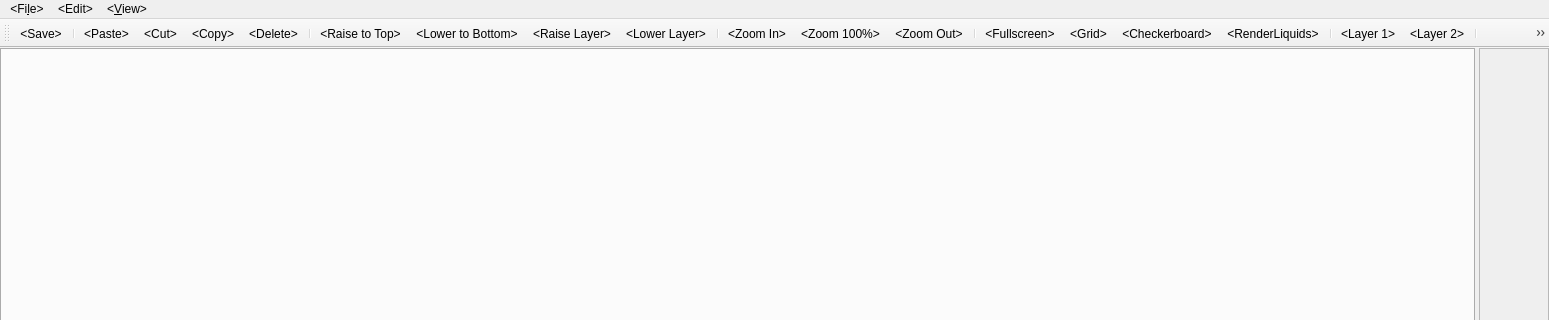
Qt form leveleditorwindow.ui (ExplosBlue/CoinKiller) before a commit; both pictures show x 0 to 1549 and y 0 to 320 of the 1549 by 700 pixel window.
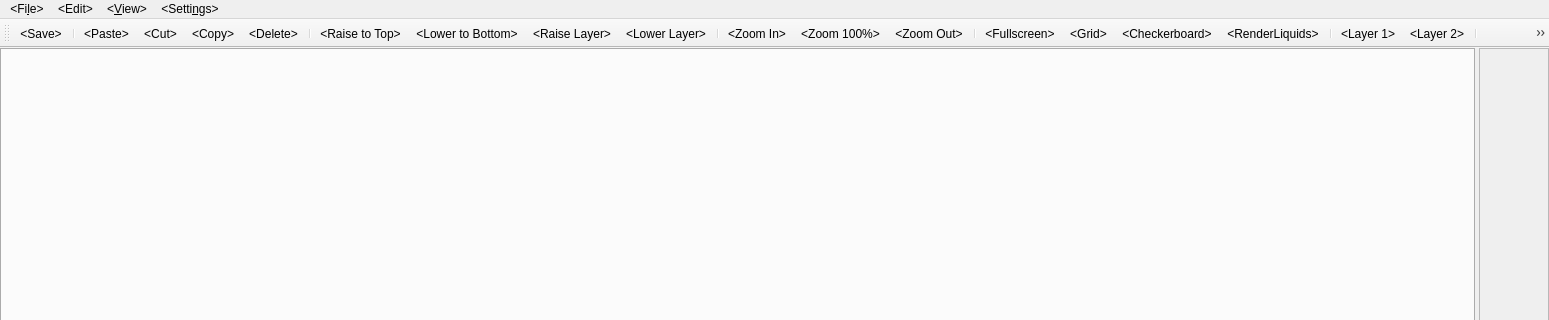
The same form after that commit.

```diff
--- a/leveleditorwindow.ui
+++ b/leveleditorwindow.ui
@@ -138,9 +138,17 @@
     <addaction name="actionLowerLayer"/>
     <addaction name="separator"/>
    </widget>
+   <widget class="QMenu" name="menuSettings">
+    <property name="title">
+     <string>&lt;Setti&amp;ngs&gt;</string>
+    </property>
+    <addaction name="actionSetBackgroundColor"/>
+    <addaction name="actionResetBackgroundColor"/>
+   </widget>
    <addaction name="menuFile"/>
    <addaction name="menuEdit"/>
    <addaction name="menuView"/>
+   <addaction name="menuSettings"/>
   </widget>
   <widget class="QStatusBar" name="statusbar"/>
   <widget class="QToolBar" name="toolBar">
```
Left out of the diff: 10 changed lines with no effect on the pictures.
